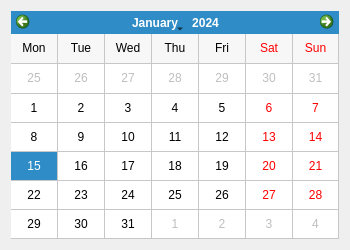
First picture: the form in cvworks_gui/ui/calendar_ui.ui, repository FlyBoy8869/cvworks, before the edit.
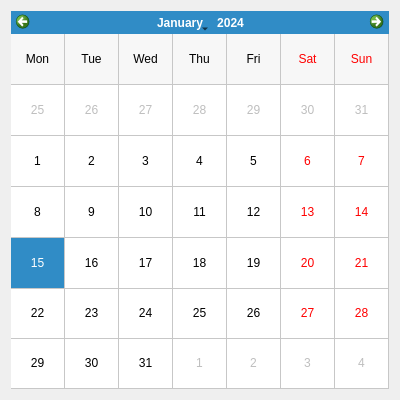
Second picture: the form after the edit. Custom widgets are drawn as their Qt base class.

The edit to the form file:
```diff
--- a/cvworks_gui/ui/calendar_ui.ui
+++ b/cvworks_gui/ui/calendar_ui.ui
@@ -6,8 +6,8 @@
    <rect>
     <x>0</x>
     <y>0</y>
-    <width>350</width>
-    <height>250</height>
+    <width>400</width>
+    <height>400</height>
    </rect>
   </property>
   <property name="windowTitle">
```
Left out of the diff: 3 changed lines with no effect on the pictures.
